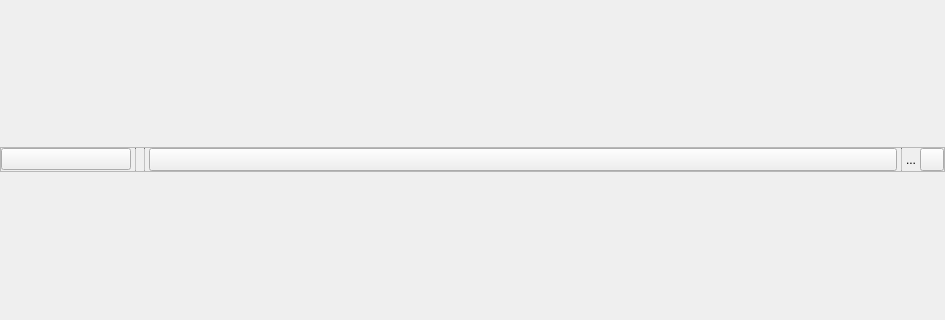
Old version of the form library/tulip-gui/designer/WorkspacePanel.ui in the repository vadivelselvaraj/TulipGLImprovement; both pictures show x 0 to 945 and y 139 to 459 of the 945 by 597 pixel window.
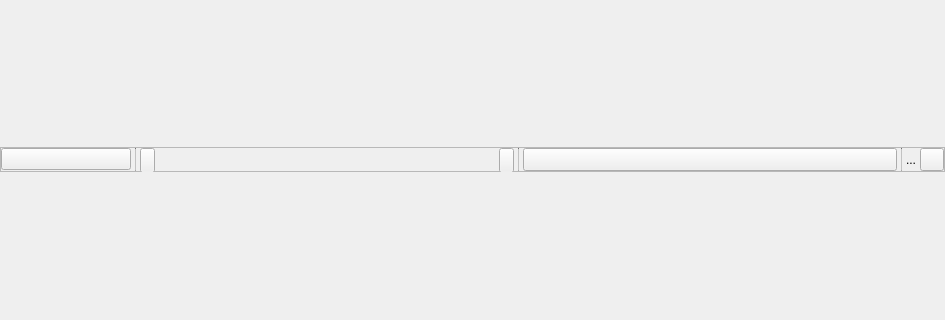
New version of the form. Icons and pictures are not drawn. Custom widgets are drawn as their Qt base class.

Commit message: [ Mantis #0004361 ] Fixed interactors bar resizing problems by setting it scrollable

The edit to the form file:
```diff
--- a/library/tulip-gui/designer/WorkspacePanel.ui
+++ b/library/tulip-gui/designer/WorkspacePanel.ui
@@ -174,14 +174,77 @@
        </widget>
       </item>
       <item>
-       <widget class="QFrame" name="interactorsFrame">
-        <property name="sizePolicy">
-         <sizepolicy hsizetype="Maximum" vsizetype="Preferred">
-          <horstretch>0</horstretch>
-          <verstretch>0</verstretch>
-         </sizepolicy>
+       <layout class="QHBoxLayout" name="interactorsLayout">
+        <property name="spacing">
+         <number>0</number>
         </property>
-       </widget>
+        <item>
+         <widget class="QPushButton" name="interactorsLeft">
+          <property name="minimumSize">
+           <size>
+            <width>15</width>
+            <height>25</height>
+           </size>
+          </property>
+          <property name="maximumSize">
+           <size>
+            <width>15</width>
+            <height>24</height>
+           </size>
+          </property>
+          <property name="icon">
+           <iconset resource="../resources/TulipGUIResource.qrc">
+            <normaloff>:/tulip/gui/ui/left_arrow-white.png</normaloff>:/tulip/gui/ui/left_arrow-white.png</iconset>
+          </property>
+         </widget>
+        </item>
+        <item>
+         <widget class="QScrollArea" name="scrollArea">
+          <property name="frameShape">
+           <enum>QFrame::NoFrame</enum>
+          </property>
+          <property name="verticalScrollBarPolicy">
+           <enum>Qt::ScrollBarAlwaysOff</enum>
+          </property>
+          <property name="horizontalScrollBarPolicy">
+           <enum>Qt::ScrollBarAlwaysOff</enum>
+          </property>
+          <property name="widgetResizable">
+           <bool>true</bool>
+          </property>
+          <widget class="QWidget" name="interactorsFrame">
+           <property name="geometry">
+            <rect>
+             <x>0</x>
+             <y>0</y>
+             <width>345</width>
+             <height>23</height>
+            </rect>
+           </property>
+          </widget>
+         </widget>
+        </item>
+        <item>
+         <widget class="QPushButton" name="interactorsRight">
+          <property name="minimumSize">
+           <size>
+            <width>15</width>
+            <height>25</height>
+           </size>
+          </property>
+          <property name="maximumSize">
+           <size>
+            <width>15</width>
+            <height>24</height>
+           </size>
+          </property>
+          <property name="icon">
+           <iconset resource="../resources/TulipGUIResource.qrc">
+            <normaloff>:/tulip/gui/ui/right_arrow-white.png</normaloff>:/tulip/gui/ui/right_arrow-white.png</iconset>
+          </property>
+         </widget>
+        </item>
+       </layout>
       </item>
       <item>
        <widget class="Line" name="sep2">
@@ -209,6 +272,12 @@
           <verstretch>0</verstretch>
          </sizepolicy>
         </property>
+        <property name="minimumSize">
+         <size>
+          <width>100</width>
+          <height>0</height>
+         </size>
+        </property>
         <property name="sizeAdjustPolicy">
          <enum>QComboBox::AdjustToMinimumContentsLength</enum>
         </property>
```
Left out of the diff: 42 changed lines with no effect on the pictures. The commit also changes 5 other files.
